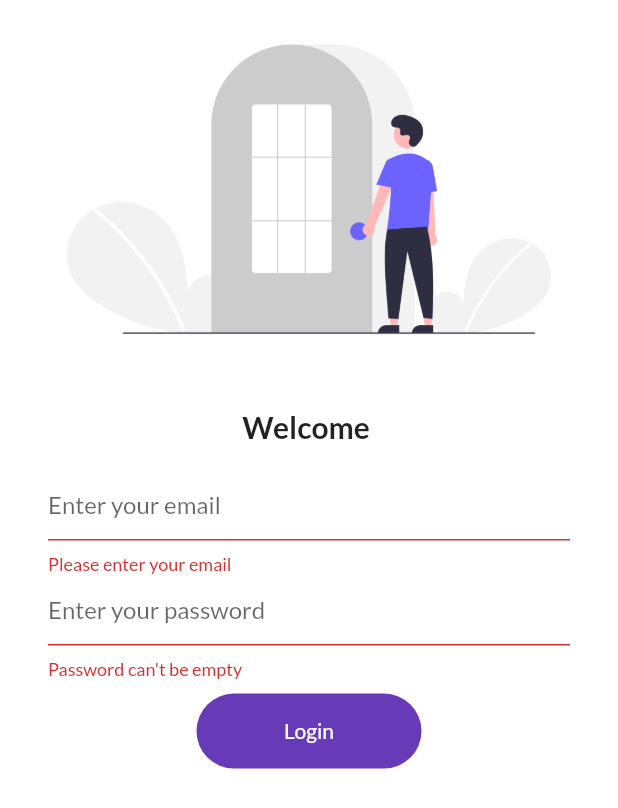
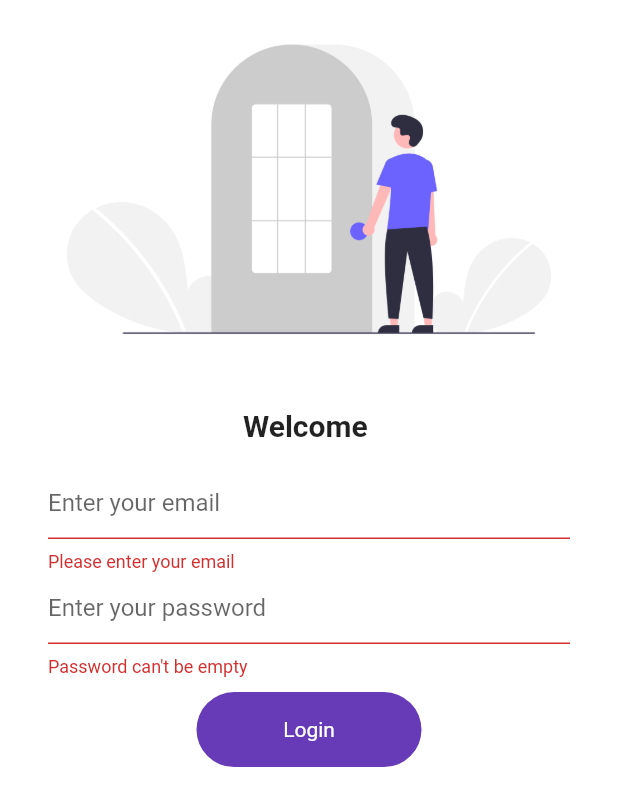
Before and after one commit to FawadAhmed322/30DaysOfFlutter, a Flutter app: the screen it shows after launch, after a tap on "Login", on a phone screen of 412 x 824 dp. Shown: the top 808 px of the screen. Run offline on Flutter 3.47's test engine with Material 2 defaults, Android fonts, the phone set to English and light mode, and no system bars; our stand-ins replace google_fonts; network calls fail.

Commit message:
day 10 completed

```diff
--- a/lib/main.dart
+++ b/lib/main.dart
@@ -5,6 +5,7 @@ import 'package:flutter_catalog/screens/home.dart';
 import 'package:flutter_catalog/screens/login.dart';
 import 'package:flutter_catalog/utils/utils.dart';
 import 'package:flutter_catalog/utils/utils.dart';
+import 'package:flutter_catalog/widgets/themes.dart';
 
 void main() => runApp(MyApp());
 
@@ -13,13 +14,8 @@ class MyApp extends StatelessWidget {
   Widget build(BuildContext context) {
     return MaterialApp(
       // themeMode: ThemeMode.dark,
-      theme: ThemeData(
-        primarySwatch: Colors.deepPurple,
-        fontFamily: GoogleFonts.lato().fontFamily,
-      ),
-      darkTheme: ThemeData(
-        brightness: Brightness.dark,
-      ),
+      theme: MyThemes.getLightTheme(context),
+      darkTheme: MyThemes.getDarkTheme(context),
       routes: {
         '/': (context) => Login(),
         MyRoutes.homeRoute: (context) => Home(),
--- /dev/null
+++ b/lib/widgets/themes.dart
@@ -0,0 +1,26 @@
+import 'package:flutter/material.dart';
+import 'package:google_fonts/google_fonts.dart';
+
+class MyThemes {
+  static getLightTheme(BuildContext context) {
+    ThemeData lightTheme = ThemeData(
+      primarySwatch: Colors.deepPurple,
+      fontFamily: GoogleFonts.lato().fontFamily,
+      appBarTheme: const AppBarTheme(
+        backgroundColor: Colors.white,
+        elevation: 0,
+      ),
+      iconTheme: const IconThemeData(color: Colors.black),
+      textTheme: Theme.of(context).textTheme,
+      // primaryColor: Colors.blue,
+    );
+    return lightTheme;
+  }
+
+  static getDarkTheme(BuildContext context) {
+    ThemeData darkTheme = ThemeData(
+      brightness: Brightness.dark,
+    );
+    return darkTheme;
+  }
+}
```
Also changed, not shown: lib/models/catalog.dart (added, +29 -0 lines), lib/screens/home.dart (+8 -1 lines).
